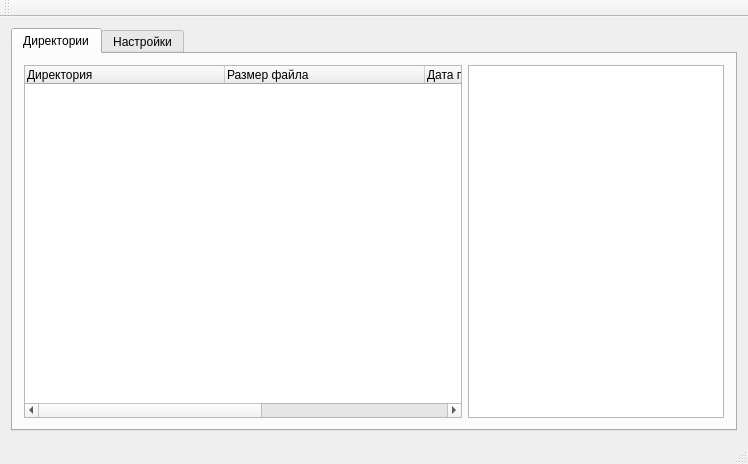
Alex-Sidorov/TeamData, file src/Client/mainwindow.ui: the form before one commit.
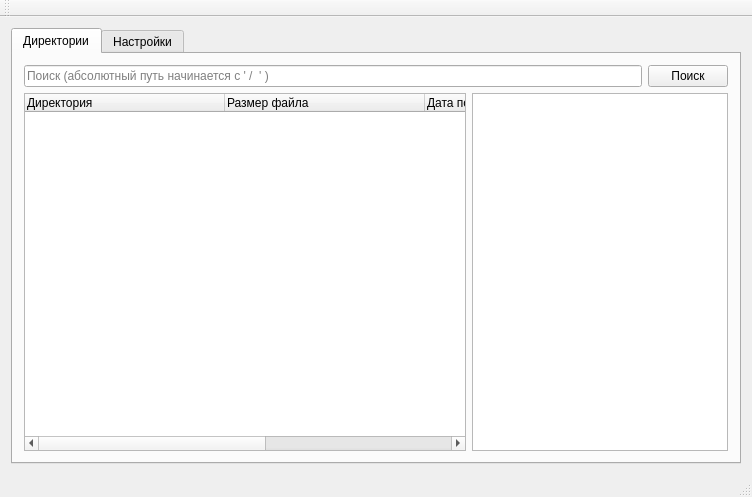
The form after the commit.

Commit message: done tasks and search files and folders

```diff
--- a/src/Client/mainwindow.ui
+++ b/src/Client/mainwindow.ui
@@ -6,8 +6,8 @@
    <rect>
     <x>0</x>
     <y>0</y>
-    <width>748</width>
-    <height>464</height>
+    <width>752</width>
+    <height>497</height>
    </rect>
   </property>
   <property name="windowTitle">
@@ -25,6 +25,24 @@
         <string>Директории</string>
        </attribute>
        <layout class="QVBoxLayout" name="verticalLayout_3">
+        <item>
+         <layout class="QHBoxLayout" name="horizontalLayout_7">
+          <item>
+           <widget class="QLineEdit" name="search_line">
+            <property name="placeholderText">
+             <string>Поиск (абсолютный путь начинается с ' /  ' )</string>
+            </property>
+           </widget>
+          </item>
+          <item>
+           <widget class="QPushButton" name="search_button">
+            <property name="text">
+             <string>Поиск</string>
+            </property>
+           </widget>
+          </item>
+         </layout>
+        </item>
         <item>
          <layout class="QHBoxLayout" name="horizontalLayout_3">
           <item>
@@ -298,6 +316,39 @@
      </widget>
     </item>
    </layout>
+   <widget class="QWidget" name="">
+    <property name="geometry">
+     <rect>
+      <x>0</x>
+      <y>0</y>
+      <width>2</width>
+      <height>2</height>
+     </rect>
+    </property>
+    <layout class="QHBoxLayout" name="horizontalLayout_3"/>
+   </widget>
+   <widget class="QWidget" name="">
+    <property name="geometry">
+     <rect>
+      <x>0</x>
+      <y>0</y>
+      <width>2</width>
+      <height>2</height>
+     </rect>
+    </property>
+    <layout class="QHBoxLayout" name="horizontalLayout_6"/>
+   </widget>
+   <widget class="QWidget" name="">
+    <property name="geometry">
+     <rect>
+      <x>0</x>
+      <y>0</y>
+      <width>2</width>
+      <height>2</height>
+     </rect>
+    </property>
+    <layout class="QHBoxLayout" name="horizontalLayout_8"/>
+   </widget>
   </widget>
   <widget class="QToolBar" name="mainToolBar">
    <attribute name="toolBarArea">
```
The commit also changes 25 other files.
